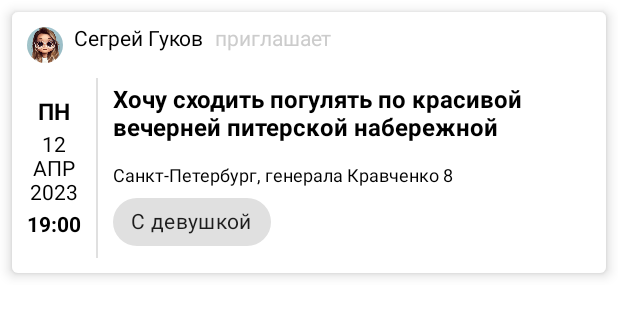
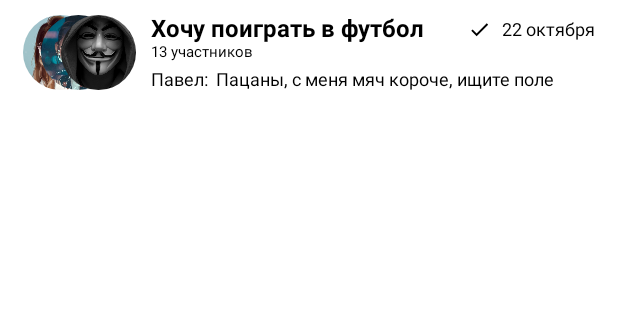
Before and after one commit to VopRos-ZP/Meetpeople, an Android app built with Jetpack Compose: the @Preview function DialogCardMeeting, on a phone screen of 412 x 824 dp. Shown: the top 316 px of the screen. Run offline under Robolectric (Android 15) with nearby library versions, the phone set to English and light mode, and no system bars.

Commit message:
Изменение шаблонов интерфейса

```diff
--- a/app/src/main/java/com/meetpeople/ui/tmp/DialogCardMeeting.kt
+++ b/app/src/main/java/com/meetpeople/ui/tmp/DialogCardMeeting.kt
@@ -2,102 +2,153 @@ package com.meetpeople.ui.tmp
 
 import androidx.compose.foundation.Image
 import androidx.compose.foundation.layout.Arrangement
+import androidx.compose.foundation.layout.Box
 import androidx.compose.foundation.layout.Column
-import androidx.compose.foundation.layout.IntrinsicSize
 import androidx.compose.foundation.layout.Row
-import androidx.compose.foundation.layout.fillMaxHeight
 import androidx.compose.foundation.layout.fillMaxWidth
-import androidx.compose.foundation.layout.height
 import androidx.compose.foundation.layout.padding
 import androidx.compose.foundation.layout.size
-import androidx.compose.foundation.layout.width
 import androidx.compose.foundation.shape.RoundedCornerShape
-import androidx.compose.material.Card
-import androidx.compose.material.Chip
-import androidx.compose.material.Divider
-import androidx.compose.material.ExperimentalMaterialApi
+import androidx.compose.material.Icon
 import androidx.compose.material.Text
+import androidx.compose.material.icons.Icons
+import androidx.compose.material.icons.filled.Check
 import androidx.compose.runtime.Composable
 import androidx.compose.ui.Alignment
 import androidx.compose.ui.Modifier
 import androidx.compose.ui.draw.clip
-import androidx.compose.ui.graphics.Color
 import androidx.compose.ui.res.painterResource
-import androidx.compose.ui.text.SpanStyle
-import androidx.compose.ui.text.buildAnnotatedString
 import androidx.compose.ui.text.font.FontWeight
-import androidx.compose.ui.text.style.TextAlign
-import androidx.compose.ui.text.withStyle
 import androidx.compose.ui.tooling.preview.Preview
 import androidx.compose.ui.unit.dp
 import androidx.compose.ui.unit.sp
 import com.meetpeople.R
 
-@OptIn(ExperimentalMaterialApi::class)
 @Preview(showBackground = true)
 @Composable
 fun DialogCardMeeting() {
-    Card(
-        modifier = Modifier.padding(8.dp),
-        elevation = 5.dp
+    Row(
+        modifier = Modifier
+            .fillMaxWidth()
+            .padding(horizontal = 15.dp, vertical = 10.dp),
+        horizontalArrangement = Arrangement.spacedBy(10.dp)
     ) {
-        Column(
-            modifier = Modifier.padding(10.dp),
-            verticalArrangement = Arrangement.spacedBy(10.dp)
-        ) {
-            Row(
-                modifier = Modifier.fillMaxWidth(),
-                horizontalArrangement = Arrangement.spacedBy(7.dp)
-            ) {
+        Box {
             Image(
                 painter = painterResource(id = R.drawable.test_ava),
                 contentDescription = null,
                 modifier = Modifier
-                        .size(24.dp)
+                    .size(50.dp)
                     .clip(RoundedCornerShape(percent = 50))
             )
-                Text(text = "Сегрей Гуков")
-                Text(text = buildAnnotatedString {
-                    withStyle(SpanStyle(color = Color.LightGray)) {
-                        append("приглашает")
+            Image(
+                painter = painterResource(id = R.drawable.test_ava_2),
+                contentDescription = null,
+                modifier = Modifier
+                    .padding(start = (50 / 4).dp)
+                    .size(50.dp)
+                    .clip(RoundedCornerShape(percent = 50))
+            )
+            Image(
+                painter = painterResource(id = R.drawable.test_ava_3),
+                contentDescription = null,
+                modifier = Modifier
+                    .padding(start = (50 / 2).dp)
+                    .size(50.dp)
+                    .clip(RoundedCornerShape(percent = 50))
+            )
         }
-                })
-            }
+        Column(modifier = Modifier.fillMaxWidth()) {
             Row(
-                modifier = Modifier.height(IntrinsicSize.Min),
-                horizontalArrangement = Arrangement.spacedBy(10.dp),
-                verticalAlignment = Alignment.CenterVertically
-            ) {
-                Column(modifier = Modifier.width(IntrinsicSize.Max)) {
-                    Text(text = "ПН", modifier = Modifier.fillMaxWidth().padding(bottom = 5.dp), textAlign = TextAlign.Center, fontSize = 15.sp, fontWeight = FontWeight.Bold)
-                    Text(text = "12", modifier = Modifier.fillMaxWidth(), textAlign = TextAlign.Center, fontSize = 14.sp)
-                    Text(text = "АПР", modifier = Modifier.fillMaxWidth(), textAlign = TextAlign.Center, fontSize = 14.sp)
-                    Text(text = "2023", modifier = Modifier.fillMaxWidth(), textAlign = TextAlign.Center, fontSize = 14.sp)
-                    Text(text = "19:00", modifier = Modifier.fillMaxWidth().padding(top = 5.dp), textAlign = TextAlign.Center, fontSize = 14.sp, fontWeight = FontWeight.Bold)
-                }
-                Divider(modifier = Modifier.width(1.dp).fillMaxHeight())
-                Column {
-                    Column(
-                        verticalArrangement = Arrangement.spacedBy(15.dp)
+                modifier = Modifier.fillMaxWidth(),
+                verticalAlignment = Alignment.CenterVertically,
+                horizontalArrangement = Arrangement.SpaceBetween
             ) {
                 Text(
-                            text = "Хочу сходить погулять по красивой вечерней питерской набережной",
-                            modifier = Modifier.padding(top = 5.dp),
+                    text = "Хочу поиграть в футбол",
                     fontSize = 16.sp,
                     fontWeight = FontWeight.Bold
                 )
+                Row(
+                    verticalAlignment = Alignment.CenterVertically,
+                    horizontalArrangement = Arrangement.spacedBy(7.dp)
+                ) {
+                    Icon(
+                        imageVector = Icons.Default.Check,
+                        contentDescription = null,
+                        modifier = Modifier.size(15.dp)
+                    )
                     Text(
-                            text = "Санкт-Петербург, генерала Кравченко 8",
+                        text = "22 октября",
                         fontSize = 12.sp
                     )
                 }
+            }
             Row {
-                        Chip(onClick = { /*TODO*/ }) {
-                            Text(text = "С девушкой")
+                Text(text = "13 участников", fontSize = 10.sp)
+            }
+            Row(
+                modifier = Modifier.padding(top = 5.dp),
+                horizontalArrangement = Arrangement.spacedBy(5.dp)
+            ) {
+                Text(text = "Павел:", fontSize = 12.sp)
+                Text(text = "Пацаны, с меня мяч короче, ищите поле", fontSize = 12.sp)
             }
         }
     }
 }
+
+@Preview(showBackground = true)
+@Composable
+fun DialogCardPerson() {
+    Row(
+        modifier = Modifier
+            .fillMaxWidth()
+            .padding(horizontal = 15.dp, vertical = 10.dp),
+        horizontalArrangement = Arrangement.spacedBy(10.dp)
+    ) {
+        Box {
+            Image(
+                painter = painterResource(id = R.drawable.test_ava),
+                contentDescription = null,
+                modifier = Modifier
+                    .size(50.dp)
+                    .clip(RoundedCornerShape(percent = 50))
+            )
+        }
+        Column(
+            modifier = Modifier.fillMaxWidth(),
+            verticalArrangement = Arrangement.spacedBy(5.dp)
+        ) {
+            Row(
+                modifier = Modifier.fillMaxWidth(),
+                verticalAlignment = Alignment.CenterVertically,
+                horizontalArrangement = Arrangement.SpaceBetween
+            ) {
+                Text(
+                    text = "Алиса Иванова",
+                    fontSize = 16.sp,
+                    fontWeight = FontWeight.Bold
+                )
+                Row(
+                    verticalAlignment = Alignment.CenterVertically,
+                    horizontalArrangement = Arrangement.spacedBy(7.dp)
+                ) {
+                    Icon(
+                        painterResource(id = R.drawable.icon_read),
+                        contentDescription = null,
+                        modifier = Modifier.size(15.dp)
+                    )
+                    Text(
+                        text = "12:32",
+                        fontSize = 12.sp
+                    )
+                }
+            }
+            Row(horizontalArrangement = Arrangement.spacedBy(5.dp)) {
+                Text(text = "Вы:", fontSize = 12.sp)
+                Text(text = "Ну так что, куда идем в итоге?", fontSize = 12.sp)
             }
         }
     }
+}
--- a/app/src/main/java/com/meetpeople/views/signIn/SignInScreen.kt
+++ b/app/src/main/java/com/meetpeople/views/signIn/SignInScreen.kt
@@ -5,7 +5,7 @@ import androidx.compose.runtime.Composable
 import com.meetpeople.nav.graph.AuthNavGraph
 import com.ramcosta.composedestinations.annotation.Destination
 
-@AuthNavGraph
+@AuthNavGraph(start = true)
 @Destination
 @Composable
 fun SignInScreen() {
--- a/app/src/main/res/layout/dialog_card_meeting.xml
+++ b/app/src/main/res/layout/dialog_card_meeting.xml
@@ -3,7 +3,7 @@
     xmlns:app="http://schemas.android.com/apk/res-auto"
     xmlns:tools="http://schemas.android.com/tools"
     android:layout_width="match_parent"
-    android:layout_height="match_parent"
+    android:layout_height="wrap_content"
     android:paddingStart="15dp"
     android:paddingTop="10dp"
     android:paddingEnd="15dp"
```
Lines whose indentation alone changed are shown as unchanged.
